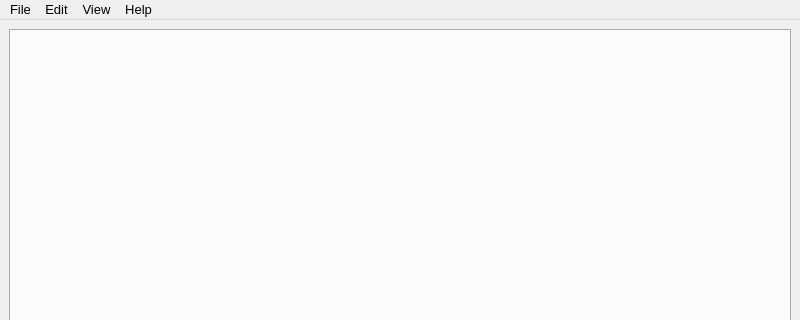
The window that ui/text_editor.ui (sourabhkv/teX) describes before a commit, drawn with Qt 5; both pictures show x 0 to 800 and y 0 to 320 of the 800 by 600 pixel window.
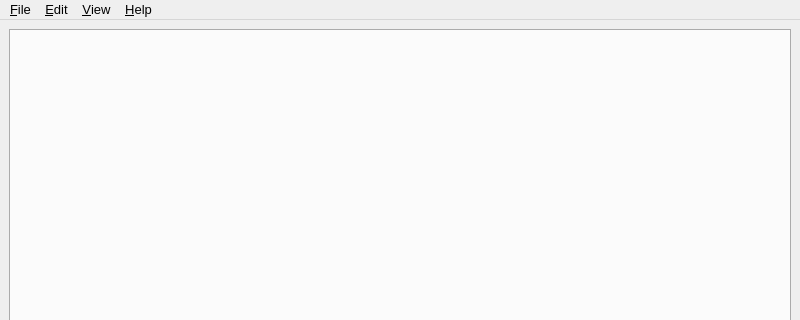
The same window after the commit. Icons and pictures are not drawn.

Patch:
```diff
--- a/ui/text_editor.ui
+++ b/ui/text_editor.ui
@@ -47,7 +47,7 @@
    </property>
    <widget class="QMenu" name="menuFile">
     <property name="title">
-     <string>File</string>
+     <string>&amp;File</string>
     </property>
     <addaction name="actionNew_tab"/>
     <addaction name="actionNew_Window"/>
@@ -61,7 +61,7 @@
    </widget>
    <widget class="QMenu" name="menuEdit">
     <property name="title">
-     <string>Edit</string>
+     <string>&amp;Edit</string>
     </property>
     <addaction name="actionUndo"/>
     <addaction name="separator"/>
@@ -79,7 +79,7 @@
    </widget>
    <widget class="QMenu" name="menuView">
     <property name="title">
-     <string>View</string>
+     <string>&amp;View</string>
     </property>
     <widget class="QMenu" name="menuZoom_in">
      <property name="title">
@@ -95,7 +95,7 @@
    </widget>
    <widget class="QMenu" name="menuHelp">
     <property name="title">
-     <string>Help</string>
+     <string>&amp;Help</string>
     </property>
     <addaction name="actionAbout"/>
    </widget>
```
Left out of the diff: 10 changed lines with no effect on the pictures.
